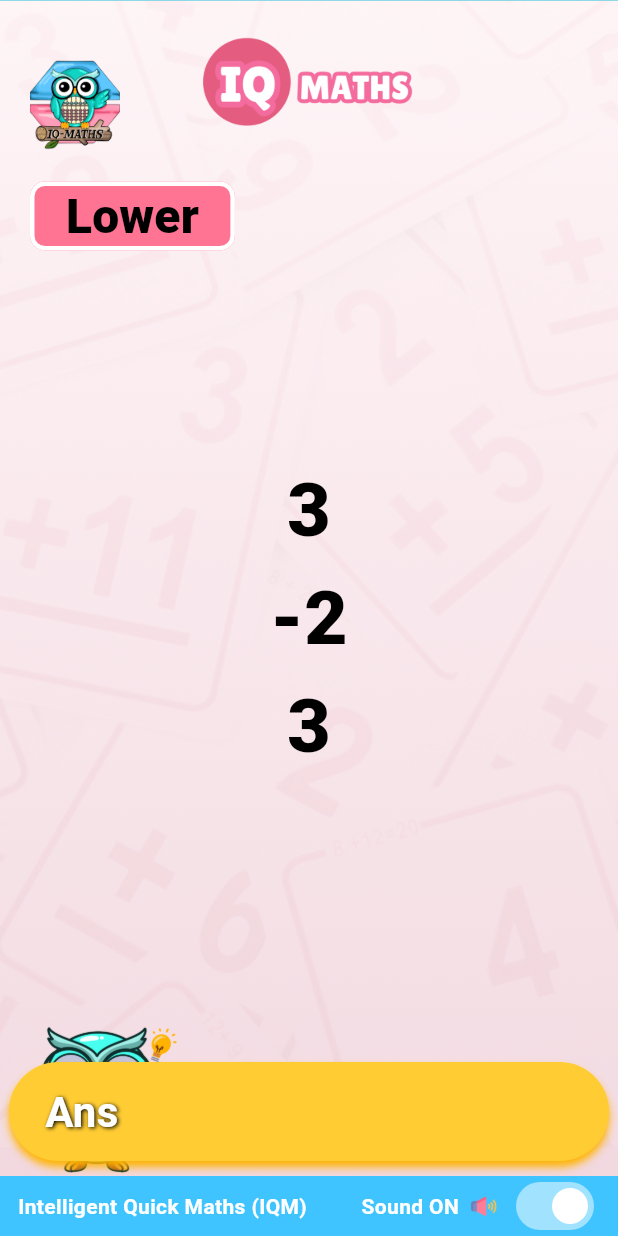
After one commit to TeerawatTan/IQ_Maths_Apps, a Flutter app: the LowerScreen screen opened directly, on a phone screen of 412 x 824 dp. The commit adds this screen. Run offline on Flutter 3.47's test engine with Material 3 defaults, Android fonts, the phone set to English and light mode, and no system bars.

Commit message:
Add lower screen

```diff
--- a/lib/screens/login.dart
+++ b/lib/screens/login.dart
@@ -1,6 +1,8 @@
 import 'package:flutter/material.dart';
 
 class LoginScreen extends StatefulWidget {
+  const LoginScreen({super.key});
+
   @override
   State<LoginScreen> createState() => _LoginScreenState();
 }
--- /dev/null
+++ b/lib/screens/lower.dart
@@ -0,0 +1,209 @@
+import 'package:flutter/material.dart';
+
+class LowerScreen extends StatefulWidget {
+  const LowerScreen({super.key});
+
+  @override
+  State<LowerScreen> createState() => _LowerScreenState();
+}
+
+class _LowerScreenState extends State<LowerScreen> {
+  bool isSoundOn = true;
+
+  @override
+  Widget build(BuildContext context) {
+    return Scaffold(
+      backgroundColor: Colors.pink.shade50,
+      body: Stack(
+        children: [
+          Positioned.fill(
+            child: Image.asset('assets/images/bg4.png', fit: BoxFit.cover),
+          ),
+          Positioned(
+            top: 40,
+            left: 20,
+            child: Image.asset('assets/images/logo.png', width: 60),
+          ),
+          Positioned(
+            top: 120,
+            left: 20,
+            child: OutlinedButton(
+              onPressed: () {},
+              style: OutlinedButton.styleFrom(
+                backgroundColor: Color(0xFFFF7393),
+                side: BorderSide(color: Colors.white, width: 3),
+                shape: RoundedRectangleBorder(
+                  borderRadius: BorderRadius.circular(10),
+                ),
+              ),
+              child: Text(
+                'Lower',
+                style: TextStyle(
+                  fontSize: 32,
+                  fontWeight: FontWeight.w900,
+                  color: Colors.black,
+                ),
+              ),
+            ),
+          ),
+          Positioned(
+            bottom: 40,
+            left: 20,
+            child: Image.asset('assets/images/maths_icon5.png', width: 100),
+          ),
+          Positioned(
+            top: 0,
+            left: 0,
+            right: 0,
+            child: Center(
+              child: Image.asset('assets/images/iq_maths_icon.png', width: 150),
+            ),
+          ),
+          Center(
+            child: SingleChildScrollView(
+              child: Column(
+                mainAxisSize: MainAxisSize.min,
+                crossAxisAlignment: CrossAxisAlignment.center,
+                children: [
+                  Text(
+                    "3",
+                    style: TextStyle(
+                      fontSize: 50,
+                      fontWeight: FontWeight.w900,
+                      color: Colors.black,
+                    ),
+                  ),
+                  Text(
+                    "-2",
+                    style: TextStyle(
+                      fontSize: 50,
+                      fontWeight: FontWeight.w900,
+                      color: Colors.black,
+                    ),
+                  ),
+                  Text(
+                    "3",
+                    style: TextStyle(
+                      fontSize: 50,
+                      fontWeight: FontWeight.w900,
+                      color: Colors.black,
+                    ),
+                  ),
+                ],
+              ),
+            ),
+          ),
+          Positioned(
+            bottom: 50,
+            left: 0,
+            right: 0,
+            child: Center(
+              child: Container(
+                width: 400,
+                padding: EdgeInsets.symmetric(horizontal: 24, vertical: 12),
+                decoration: BoxDecoration(
+                  color: Color(0xFFFFCC33), // Yellow background
+                  borderRadius: BorderRadius.circular(50), // Rounded pill shape
+                  boxShadow: [
+                    BoxShadow(
+                      color: Color(0xFFFFB300), // Slight drop shadow
+                      offset: Offset(0, 4),
+                      blurRadius: 4,
+                    ),
+                  ],
+                ),
+                child: Row(
+                  children: [
+                    Text(
+                      'Ans',
+                      style: TextStyle(
+                        fontSize: 28,
+                        fontWeight: FontWeight.bold,
+                        color: Colors.white,
+                        shadows: [
+                          Shadow(
+                            blurRadius: 3,
+                            color: Colors.black,
+                            offset: Offset(1, 1),
+                          ),
+                        ],
+                      ),
+                    ),
+                    SizedBox(width: 20),
+                    Expanded(
+                      child: TextField(
+                        style: TextStyle(
+                          fontSize: 28,
+                          fontWeight: FontWeight.bold,
+                          color: Colors.black,
+                        ),
+                        decoration: InputDecoration(
+                          border: InputBorder.none,
+                          isCollapsed: true,
+                          contentPadding: EdgeInsets.zero,
+                          hintStyle: TextStyle(color: Colors.black38),
+                        ),
+                        // cursorColor: Colors.black,
+                        showCursor: false,
+                      ),
+                    ),
+                  ],
+                ),
+              ),
+            ),
+          ),
+          Positioned(
+            bottom: 0,
+            left: 0,
+            right: 0,
+            child: Container(
+              color: Colors.lightBlueAccent,
+              height: 40,
+              padding: const EdgeInsets.symmetric(horizontal: 12),
+              child: Row(
+                mainAxisAlignment: MainAxisAlignment.spaceBetween,
+                children: [
+                  const Text(
+                    "Intelligent Quick Maths (IQM)",
+                    style: TextStyle(
+                      color: Colors.white,
+                      fontWeight: FontWeight.bold,
+                    ),
+                  ),
+                  Row(
+                    children: [
+                      Text(
+                        isSoundOn ? "Sound ON" : "Sound OFF",
+                        style: const TextStyle(
+                          color: Colors.white,
+                          fontWeight: FontWeight.bold,
+                        ),
+                      ),
+                      const SizedBox(width: 6),
+                      Image.asset(
+                        'assets/images/sound_icon.png',
+                        width: 22,
+                        height: 22,
+                      ),
+                      const SizedBox(width: 6),
+                      Switch(
+                        value: isSoundOn,
+                        onChanged: (value) {
+                          setState(() {
+                            isSoundOn = value;
+                          });
+                        },
+                        activeColor: Colors.white,
+                        inactiveThumbColor: Colors.white70,
+                      ),
+                    ],
+                  ),
+                ],
+              ),
+            ),
+          ),
+        ],
+      ),
+    );
+  }
+}
```
Also changed, not shown: assets/images/maths_icon5.png (added).
